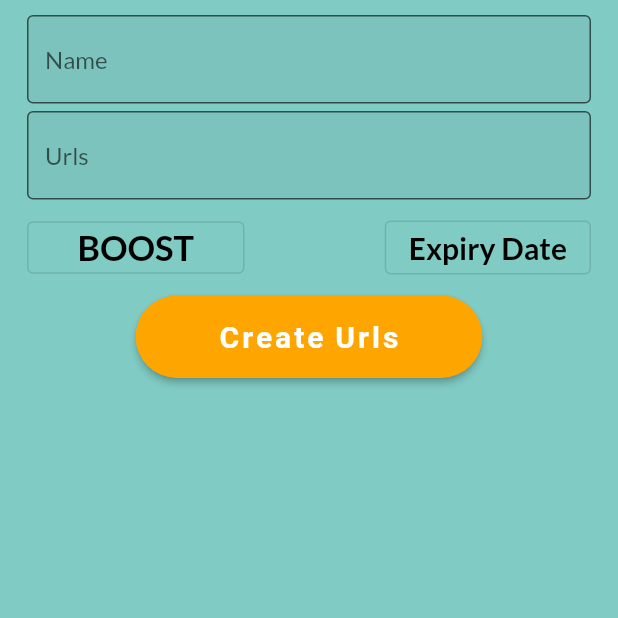
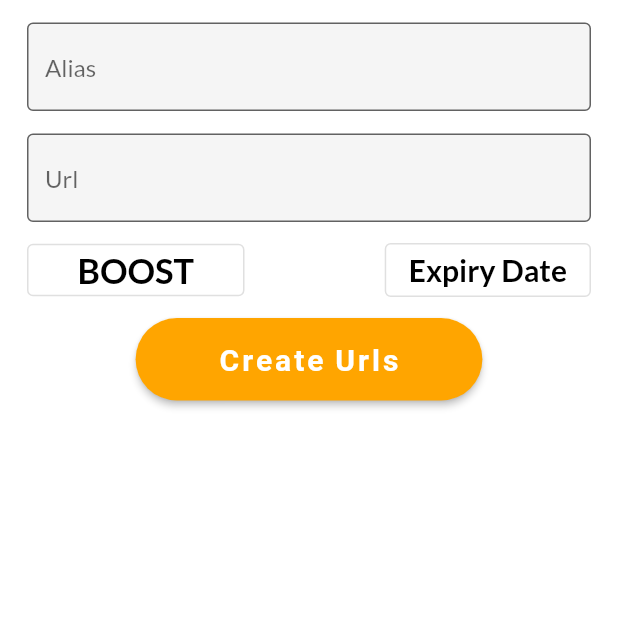
Before and after one commit to ankit435/murls, a Flutter app: the addUrls screen opened by its route, on a phone screen of 412 x 824 dp, the top half of it. Run offline on Flutter 3.47's test engine with Material 2 defaults, Android fonts, the phone set to English and light mode, and no system bars; our stand-ins replace fl_chart, flutter_secure_storage, flutter_svg, google_fonts, shared_preferences; missing offline and left inert: flutter_appauth; accounts and stored records are empty; network calls fail.

Commit message:
change new add

```diff
--- a/mobile/lib/screens/add_new_urls.dart
+++ b/mobile/lib/screens/add_new_urls.dart
@@ -164,7 +164,7 @@ class _addUrlsState extends State<addUrls> {
   @override
   Widget build(BuildContext context) {
     return Scaffold(
-      backgroundColor: Colors.teal[200],
+      backgroundColor: Colors.white,
       body: _isLoading
           ? Center(
               child: CircularProgressIndicator(),
@@ -184,7 +184,7 @@ class _addUrlsState extends State<addUrls> {
                         child: Column(
                           children: <Widget>[
                             SizedBox(
-                              height: 10,
+                              height: 15,
                             ),
                             TextFormField(
                               initialValue: _initValues['Alias'],
@@ -218,7 +218,7 @@ class _addUrlsState extends State<addUrls> {
                               },
                             ),
                             SizedBox(
-                              height: 5,
+                              height: 15,
                             ),
                             TextFormField(
                               // initialValue: _initValues['murlsUrl'],
--- a/mobile/lib/screens/listed_url_screen.dart
+++ b/mobile/lib/screens/listed_url_screen.dart
@@ -91,7 +91,7 @@ class _listed_urlState extends State<listed_url> {
     return Scaffold(
       appBar: AppBar(
         title: !is_searching
-            ? Text('My URLS')
+            ? Text('My URLs')
             : TextField(
                 style: TextStyle(color: Colors.white),
                 controller: searchController,
--- a/mobile/lib/utilities/styles.dart
+++ b/mobile/lib/utilities/styles.dart
@@ -29,7 +29,7 @@ final kboxdecoration = BoxDecoration(
   ),
 );
 final kalaisdecor = InputDecoration(
-  hintText: 'Name',
+  hintText: 'Alias',
   filled: true,
   hoverColor: Colors.blue.shade100,
   border: OutlineInputBorder(),
@@ -55,7 +55,7 @@ final kappbartext =
     TextStyle(color: Colors.white, fontSize: 15.0, fontWeight: FontWeight.bold);
 
 final kurlsdecor = InputDecoration(
-  hintText: 'Urls',
+  hintText: 'Url',
   filled: true,
   hoverColor: Colors.blue.shade100,
   border: OutlineInputBorder(),
```
Also changed, not shown: mobile/lib/screens/recycle.dart (+3 -9 lines), mobile/assets/images/hangout.svg (deleted), mobile/assets/images/img-1.png (deleted), mobile/assets/images/img-2.png (deleted), mobile/assets/images/img-3.png (deleted), mobile/assets/images/onboarding0.png (deleted), mobile/assets/images/onboarding1.png (deleted), mobile/assets/images/onboarding2.png (deleted), mobile/assets/images/recyle-empty.png (added), mobile/assets/images/trash.png (deleted).
